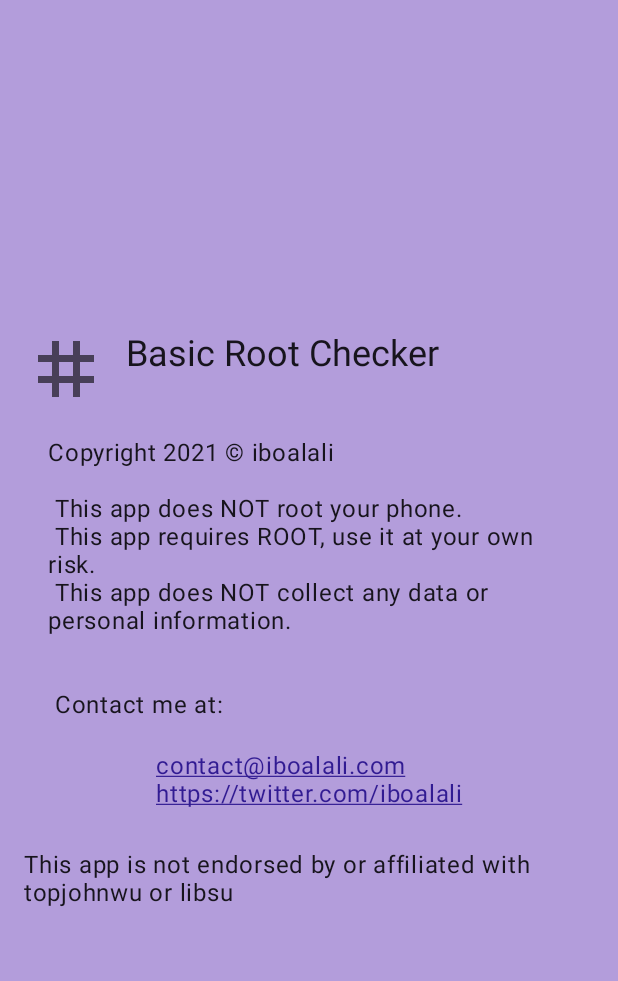
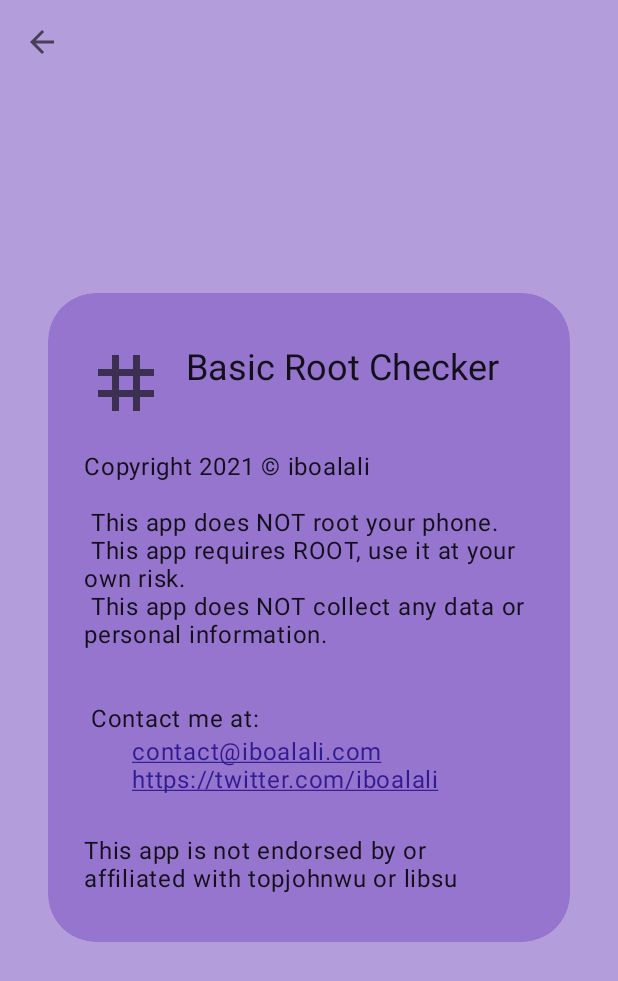
Before and after one commit to iboalali/Basic-Root-Checker, an Android app: the AboutActivity screen opened directly, with no data from a screen before it, on a phone screen of 412 x 824 dp. Shown: the top 981 px of the screen. Run offline under Robolectric (Android 15) with nearby library versions, the phone set to English and light mode, and no system bars; our stand-ins replace data binding.

Commit message:
Added toolbar to abount

```diff
--- a/app/src/main/java/com/iboalali/basicrootchecker/AboutActivity.java
+++ b/app/src/main/java/com/iboalali/basicrootchecker/AboutActivity.java
@@ -2,6 +2,7 @@ package com.iboalali.basicrootchecker;
 
 import android.os.Bundle;
 
+import androidx.appcompat.app.ActionBar;
 import androidx.appcompat.app.AppCompatActivity;
 import androidx.core.graphics.Insets;
 import androidx.core.view.ViewCompat;
@@ -28,6 +29,17 @@ public class AboutActivity extends AppCompatActivity {
     private void initInstances() {
         WindowCompat.setDecorFitsSystemWindows(getWindow(), false);
 
+        setSupportActionBar(binding.appToolbar);
+        ActionBar supportActionBar = getSupportActionBar();
+
+        if (supportActionBar != null) {
+            supportActionBar.setDisplayHomeAsUpEnabled(true);
+            supportActionBar.setTitle("");
+        }
+
+        binding.appToolbar.setNavigationOnClickListener(v -> finish());
+
+
         binding.aboutAppVersion.setText(Utils.getAppVersionNumber(this));
 
         ViewCompat.setOnApplyWindowInsetsListener(binding.rootLayout, (v, windowInsets) -> {
--- a/app/src/main/res/drawable/ic_baseline_success_24.xml
+++ b/app/src/main/res/drawable/ic_baseline_arrow_back_24.xml
@@ -3,8 +3,9 @@
     android:height="24dp"
     android:viewportWidth="24"
     android:viewportHeight="24"
-    android:tint="?attr/colorControlNormal">
+    android:tint="?attr/colorControlNormal"
+    android:autoMirrored="true">
   <path
       android:fillColor="@android:color/white"
-      android:pathData="M9,16.17L4.83,12l-1.42,1.41L9,19 21,7l-1.41,-1.41z"/>
+      android:pathData="M20,11H7.83l5.59,-5.59L12,4l-8,8 8,8 1.41,-1.41L7.83,13H20v-2z"/>
 </vector>
--- a/app/src/main/res/layout/activity_about.xml
+++ b/app/src/main/res/layout/activity_about.xml
@@ -2,23 +2,51 @@
     xmlns:app="http://schemas.android.com/apk/res-auto"
     xmlns:tools="http://schemas.android.com/tools">
 
+    <androidx.constraintlayout.widget.ConstraintLayout
+        android:id="@+id/rootLayout"
+        android:layout_width="match_parent"
+        android:layout_height="match_parent"
+        android:background="?attr/colorSurface"
+        android:theme="@style/Theme.iboalali.Other">
+
+        <com.google.android.material.appbar.AppBarLayout
+            android:id="@+id/app_bar"
+            style="@style/Widget.MaterialComponents.AppBarLayout.Surface"
+            android:layout_width="0dp"
+            android:layout_height="wrap_content"
+            app:elevation="@dimen/elevation_none"
+            app:layout_constraintEnd_toEndOf="parent"
+            app:layout_constraintStart_toStartOf="parent"
+            app:layout_constraintTop_toTopOf="parent">
+
+            <androidx.appcompat.widget.Toolbar
+                android:id="@+id/app_toolbar"
+                android:layout_width="match_parent"
+                android:layout_height="?attr/actionBarSize"
+                android:layout_gravity="center"
+                app:navigationIcon="@drawable/ic_baseline_arrow_back_24"/>
+
+        </com.google.android.material.appbar.AppBarLayout>
+
         <FrameLayout
             android:layout_width="match_parent"
             android:layout_height="match_parent"
-        android:background="?attr/colorSurface"
-        android:theme="@style/Theme.iboalali.Other"
+            android:padding="@dimen/default_padding_double"
             tools:context=".AboutActivity">
 
-        <FrameLayout
+            <com.google.android.material.card.MaterialCardView
                 android:layout_width="match_parent"
                 android:layout_height="wrap_content"
                 android:layout_gravity="center"
-            android:paddingHorizontal="@dimen/default_padding">
+                app:cardBackgroundColor="?attr/colorOnPrimarySurface"
+                app:cardCornerRadius="@dimen/default_corner_radius"
+                app:cardElevation="@dimen/elevation_none">
 
                 <androidx.constraintlayout.widget.ConstraintLayout
-                android:id="@+id/rootLayout"
                     android:layout_width="match_parent"
-                android:layout_height="match_parent">
+                    android:layout_height="match_parent"
+                    android:paddingHorizontal="24dp"
+                    android:paddingVertical="@dimen/default_padding_double">
 
                     <androidx.appcompat.widget.AppCompatImageView
                         android:id="@+id/about_appIcon"
@@ -65,7 +93,6 @@
                         android:id="@+id/about_copyright"
                         android:layout_width="match_parent"
                         android:layout_height="wrap_content"
-                    android:paddingHorizontal="@dimen/default_padding"
                         android:paddingTop="@dimen/default_padding"
                         android:text="@string/about_part1"
                         android:textAppearance="@style/TextAppearance.MaterialComponents.Body1"
@@ -75,10 +102,11 @@
                         android:id="@+id/about_contact"
                         android:layout_width="wrap_content"
                         android:layout_height="wrap_content"
+                        android:layout_marginStart="32dp"
+                        android:layout_marginLeft="32dp"
                         android:autoLink="all"
                         android:text="@string/about_email_twitter"
                         android:textAppearance="@style/TextAppearance.MaterialComponents.Body1"
-                    app:layout_constraintEnd_toEndOf="parent"
                         app:layout_constraintStart_toStartOf="parent"
                         app:layout_constraintTop_toBottomOf="@id/about_copyright" />
 
@@ -86,12 +114,13 @@
                         android:id="@+id/about_not_affiliated"
                         android:layout_width="wrap_content"
                         android:layout_height="wrap_content"
-                    android:layout_margin="25dp"
+                        android:layout_marginTop="25dp"
                         android:text="@string/about_not_affiliated"
                         android:textAppearance="@style/TextAppearance.MaterialComponents.Body1"
                         app:layout_constraintTop_toBottomOf="@id/about_contact" />
 
                 </androidx.constraintlayout.widget.ConstraintLayout>
+            </com.google.android.material.card.MaterialCardView>
         </FrameLayout>
-    </FrameLayout>
+    </androidx.constraintlayout.widget.ConstraintLayout>
 </layout>
--- a/app/src/main/res/layout/activity_main.xml
+++ b/app/src/main/res/layout/activity_main.xml
@@ -183,7 +183,8 @@
             app:fabSize="normal"
             app:layout_behavior="com.google.android.material.floatingactionbutton.FloatingActionButton$Behavior"
             app:shapeAppearanceOverlay="@style/ShapeAppearanceOverlay.iboalali.Rectangle.Rounded"
-            app:srcCompat="@drawable/ic_baseline_tag_24" />
+            app:srcCompat="@drawable/ic_baseline_tag_24"
+            app:tint="?attr/colorOnSurface" />
 
     </androidx.coordinatorlayout.widget.CoordinatorLayout>
 </layout>
--- a/app/src/main/res/values-night-v23/styles.xml
+++ b/app/src/main/res/values-night-v23/styles.xml
@@ -5,7 +5,9 @@
         <item name="android:navigationBarColor">@android:color/transparent</item>
         <item name="android:statusBarColor">@android:color/transparent</item>
         <item name="android:windowLightStatusBar">false</item>
-        <item name="colorAccent">@color/md_purple_200</item>
+        <item name="colorAccent">@color/md_purple_not_so_dark</item>
+        <item name="colorOnSurface">@color/md_purple_200</item>
+        <item name="colorOnPrimarySurface">@color/md_purple_not_so_dark</item>
     </style>
 
     <style name="Theme.iboalali.Base.Other" parent="Theme.iboalali.Base">
--- a/app/src/main/res/values/colors.xml
+++ b/app/src/main/res/values/colors.xml
@@ -18,6 +18,7 @@
 
     <!-- Dark Purple Colors -->
     <color name="md_purple_dark">#1C1425</color>
+    <color name="md_purple_not_so_dark">#2A1E37</color>
     <color name="md_purple_A700">#6200EA</color>
     <color name="md_purple_A400">#651FFF</color>
     <color name="md_purple_A200">#7C4DFF</color>
--- a/app/src/main/res/values/dimens.xml
+++ b/app/src/main/res/values/dimens.xml
@@ -19,7 +19,8 @@
     <dimen name="progress_container_size">96dp</dimen>
     <dimen name="progress_size">88dp</dimen>
     <dimen name="default_padding">16dp</dimen>
-    <dimen name="default_corner_radius">16dp</dimen>
+    <dimen name="default_padding_double">32dp</dimen>
+    <dimen name="default_corner_radius">32dp</dimen>
     <dimen name="default_margin">16dp</dimen>
     <dimen name="default_margin_one_and_half">24dp</dimen>
     <dimen name="elevation_none">0dp</dimen>
--- a/app/src/main/res/values/strings.xml
+++ b/app/src/main/res/values/strings.xml
@@ -19,7 +19,7 @@
         This app does NOT root your phone.\n
         This app requires ROOT, use it at your own risk.\n
         This app does NOT collect any data or personal information.\n\n\n
-        Contact me at:\n</string>
+        Contact me at:</string>
     <string name="about_email_twitter" translatable="false">contact@iboalali.com\nhttps://twitter.com/iboalali</string>
     <string name="about_not_affiliated">This app is not endorsed by or affiliated with topjohnwu or libsu</string>
 
--- a/app/src/main/res/values/styles.xml
+++ b/app/src/main/res/values/styles.xml
@@ -8,6 +8,8 @@
         <item name="colorAccent">@color/md_purple_200</item>
         <item name="colorSurface">@color/md_purple_50</item>
         <item name="colorPrimarySurface">@color/md_purple_100</item>
+        <item name="colorOnSurface">@color/md_purple_dark</item>
+        <item name="colorOnPrimarySurface">@color/md_purple_300</item>
     </style>
 
     <style name="Theme.iboalali.Base.Other" parent="Theme.iboalali.Base">
```
Also changed, not shown: app/src/main/res/drawable/ic_baseline_clear_24.xml (deleted, +0 -23 lines), app/src/main/res/drawable/ic_baseline_unknown_24.xml (deleted, +0 -10 lines), app/src/main/res/drawable/ic_root.png (deleted), 2 other files. Lines whose indentation alone changed are shown as unchanged.
